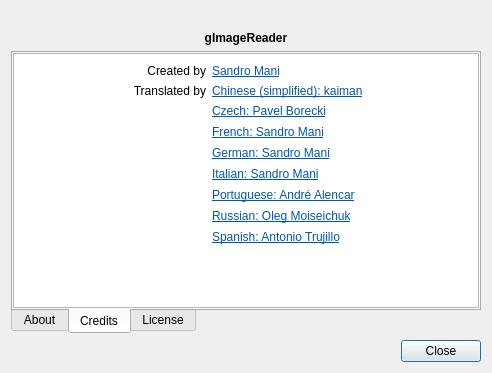
manisandro/gImageReader, file qt/data/AboutDialog.ui: the form before one commit.
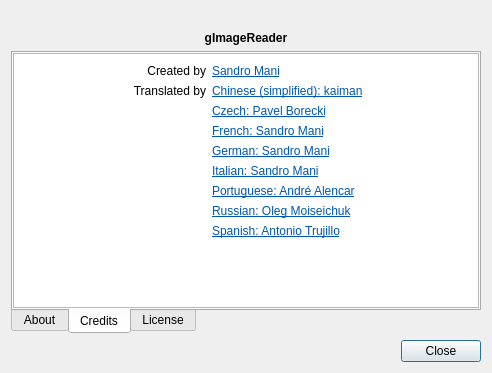
The form after the commit. The open tabs and pages were chosen to show the change. Icons and pictures are not drawn.

```diff
--- a/qt/data/AboutDialog.ui
+++ b/qt/data/AboutDialog.ui
@@ -132,46 +132,46 @@
           <string notr="true">&lt;!DOCTYPE HTML PUBLIC &quot;-//W3C//DTD HTML 4.0//EN&quot; &quot;http://www.w3.org/TR/REC-html40/strict.dtd&quot;&gt;
 &lt;html&gt;&lt;head&gt;&lt;meta name=&quot;qrichtext&quot; content=&quot;1&quot; /&gt;&lt;style type=&quot;text/css&quot;&gt;
 p, li { white-space: pre-wrap; }
-&lt;/style&gt;&lt;/head&gt;&lt;body style=&quot; font-family:'Sans Serif'; font-size:10pt; font-weight:400; font-style:normal;&quot;&gt;
+&lt;/style&gt;&lt;/head&gt;&lt;body style=&quot; font-family:'Sans'; font-size:9pt; font-weight:400; font-style:normal;&quot;&gt;
 &lt;table border=&quot;0&quot; style=&quot; margin-top:0px; margin-bottom:0px; margin-left:0px; margin-right:0px;&quot; align=&quot;center&quot; cellspacing=&quot;6&quot; cellpadding=&quot;0&quot;&gt;
 &lt;tr&gt;
 &lt;td&gt;
-&lt;p align=&quot;right&quot; style=&quot; margin-top:12px; margin-bottom:12px; margin-left:0px; margin-right:0px; -qt-block-indent:0; text-indent:0px;&quot;&gt;&lt;span style=&quot; font-size:9pt;&quot;&gt;Created by&lt;/span&gt;&lt;/p&gt;&lt;/td&gt;
+&lt;p align=&quot;right&quot; style=&quot; margin-top:12px; margin-bottom:12px; margin-left:0px; margin-right:0px; -qt-block-indent:0; text-indent:0px;&quot;&gt;&lt;span style=&quot; font-family:'Sans Serif';&quot;&gt;Created by&lt;/span&gt;&lt;/p&gt;&lt;/td&gt;
 &lt;td&gt;
-&lt;p style=&quot; margin-top:12px; margin-bottom:12px; margin-left:0px; margin-right:0px; -qt-block-indent:0; text-indent:0px;&quot;&gt;&lt;a href=&quot;mailto:manisandro@gmail.com&quot;&gt;&lt;span style=&quot; font-size:9pt; text-decoration: underline; color:#0057ae;&quot;&gt;Sandro Mani&lt;/span&gt;&lt;/a&gt;&lt;/p&gt;&lt;/td&gt;&lt;/tr&gt;
+&lt;p style=&quot; margin-top:12px; margin-bottom:12px; margin-left:0px; margin-right:0px; -qt-block-indent:0; text-indent:0px;&quot;&gt;&lt;a href=&quot;mailto:manisandro@gmail.com&quot;&gt;&lt;span style=&quot; font-family:'Sans Serif'; text-decoration: underline; color:#0057ae;&quot;&gt;Sandro Mani&lt;/span&gt;&lt;/a&gt;&lt;/p&gt;&lt;/td&gt;&lt;/tr&gt;
 &lt;tr&gt;
 &lt;td&gt;
-&lt;p align=&quot;right&quot; style=&quot; margin-top:12px; margin-bottom:12px; margin-left:0px; margin-right:0px; -qt-block-indent:0; text-indent:0px;&quot;&gt;&lt;span style=&quot; font-size:9pt;&quot;&gt;Translated by&lt;/span&gt;&lt;/p&gt;&lt;/td&gt;
+&lt;p align=&quot;right&quot; style=&quot; margin-top:12px; margin-bottom:12px; margin-left:0px; margin-right:0px; -qt-block-indent:0; text-indent:0px;&quot;&gt;&lt;span style=&quot; font-family:'Sans Serif';&quot;&gt;Translated by&lt;/span&gt;&lt;/p&gt;&lt;/td&gt;
 &lt;td&gt;
-&lt;p style=&quot; margin-top:12px; margin-bottom:12px; margin-left:0px; margin-right:0px; -qt-block-indent:0; text-indent:0px;&quot;&gt;&lt;a href=&quot;mailto:kaigfm@gmail.com&quot;&gt;&lt;span style=&quot; font-size:9pt; text-decoration: underline; color:#0057ae;&quot;&gt;Chinese (simplified): kaiman&lt;/span&gt;&lt;/a&gt;&lt;/p&gt;&lt;/td&gt;&lt;/tr&gt;
+&lt;p style=&quot; margin-top:12px; margin-bottom:12px; margin-left:0px; margin-right:0px; -qt-block-indent:0; text-indent:0px;&quot;&gt;&lt;a href=&quot;mailto:kaigfm@gmail.com&quot;&gt;&lt;span style=&quot; font-family:'Sans Serif'; text-decoration: underline; color:#0057ae;&quot;&gt;Chinese (simplified): kaiman&lt;/span&gt;&lt;/a&gt;&lt;/p&gt;&lt;/td&gt;&lt;/tr&gt;
 &lt;tr&gt;
 &lt;td&gt;&lt;/td&gt;
 &lt;td&gt;
-&lt;p style=&quot; margin-top:12px; margin-bottom:12px; margin-left:0px; margin-right:0px; -qt-block-indent:0; text-indent:0px;&quot;&gt;&lt;a href=&quot;mailto:pavel.borecki@gmail.com&quot;&gt;&lt;span style=&quot; font-size:9pt; text-decoration: underline; color:#0057ae;&quot;&gt;Czech: Pavel Borecki&lt;/span&gt;&lt;/a&gt;&lt;/p&gt;&lt;/td&gt;&lt;/tr&gt;
+&lt;p style=&quot; margin-top:12px; margin-bottom:12px; margin-left:0px; margin-right:0px; -qt-block-indent:0; text-indent:0px;&quot;&gt;&lt;a href=&quot;mailto:pavel.borecki@gmail.com&quot;&gt;&lt;span style=&quot; font-family:'Sans Serif'; text-decoration: underline; color:#0057ae;&quot;&gt;Czech: Pavel Borecki&lt;/span&gt;&lt;/a&gt;&lt;/p&gt;&lt;/td&gt;&lt;/tr&gt;
 &lt;tr&gt;
 &lt;td&gt;&lt;/td&gt;
 &lt;td&gt;
-&lt;p style=&quot; margin-top:12px; margin-bottom:12px; margin-left:0px; margin-right:0px; -qt-block-indent:0; text-indent:0px;&quot;&gt;&lt;a href=&quot;mailto:manisandro@gmail.com&quot;&gt;&lt;span style=&quot; font-size:9pt; text-decoration: underline; color:#0057ae;&quot;&gt;French: Sandro Mani&lt;/span&gt;&lt;/a&gt;&lt;/p&gt;&lt;/td&gt;&lt;/tr&gt;
+&lt;p style=&quot; margin-top:12px; margin-bottom:12px; margin-left:0px; margin-right:0px; -qt-block-indent:0; text-indent:0px;&quot;&gt;&lt;a href=&quot;mailto:manisandro@gmail.com&quot;&gt;&lt;span style=&quot; font-family:'Sans Serif'; text-decoration: underline; color:#0057ae;&quot;&gt;French: Sandro Mani&lt;/span&gt;&lt;/a&gt;&lt;/p&gt;&lt;/td&gt;&lt;/tr&gt;
 &lt;tr&gt;
 &lt;td&gt;&lt;/td&gt;
 &lt;td&gt;
-&lt;p style=&quot; margin-top:12px; margin-bottom:12px; margin-left:0px; margin-right:0px; -qt-block-indent:0; text-indent:0px;&quot;&gt;&lt;a href=&quot;mailto:manisandro@gmail.com&quot;&gt;&lt;span style=&quot; font-size:9pt; text-decoration: underline; color:#0057ae;&quot;&gt;German: Sandro Mani&lt;/span&gt;&lt;/a&gt;&lt;/p&gt;&lt;/td&gt;&lt;/tr&gt;
+&lt;p style=&quot; margin-top:12px; margin-bottom:12px; margin-left:0px; margin-right:0px; -qt-block-indent:0; text-indent:0px;&quot;&gt;&lt;a href=&quot;mailto:manisandro@gmail.com&quot;&gt;&lt;span style=&quot; font-family:'Sans Serif'; text-decoration: underline; color:#0057ae;&quot;&gt;German: Sandro Mani&lt;/span&gt;&lt;/a&gt;&lt;/p&gt;&lt;/td&gt;&lt;/tr&gt;
 &lt;tr&gt;
 &lt;td&gt;&lt;/td&gt;
 &lt;td&gt;
-&lt;p style=&quot; margin-top:12px; margin-bottom:12px; margin-left:0px; margin-right:0px; -qt-block-indent:0; text-indent:0px;&quot;&gt;&lt;a href=&quot;mailto:manisandro@gmail.com&quot;&gt;&lt;span style=&quot; font-size:9pt; text-decoration: underline; color:#0057ae;&quot;&gt;Italian: Sandro Mani&lt;/span&gt;&lt;/a&gt;&lt;/p&gt;&lt;/td&gt;&lt;/tr&gt;
+&lt;p style=&quot; margin-top:12px; margin-bottom:12px; margin-left:0px; margin-right:0px; -qt-block-indent:0; text-indent:0px;&quot;&gt;&lt;a href=&quot;mailto:manisandro@gmail.com&quot;&gt;&lt;span style=&quot; font-family:'Sans Serif'; text-decoration: underline; color:#0057ae;&quot;&gt;Italian: Sandro Mani&lt;/span&gt;&lt;/a&gt;&lt;/p&gt;&lt;/td&gt;&lt;/tr&gt;
 &lt;tr&gt;
 &lt;td&gt;&lt;/td&gt;
 &lt;td&gt;
-&lt;p style=&quot; margin-top:12px; margin-bottom:12px; margin-left:0px; margin-right:0px; -qt-block-indent:0; text-indent:0px;&quot;&gt;&lt;a href=&quot;mailto:andre.tre@gmail.com&quot;&gt;&lt;span style=&quot; font-size:9pt; text-decoration: underline; color:#0057ae;&quot;&gt;Portuguese: André Alencar&lt;/span&gt;&lt;/a&gt;&lt;/p&gt;&lt;/td&gt;&lt;/tr&gt;
+&lt;p style=&quot; margin-top:12px; margin-bottom:12px; margin-left:0px; margin-right:0px; -qt-block-indent:0; text-indent:0px;&quot;&gt;&lt;a href=&quot;mailto:andre.tre@gmail.com&quot;&gt;&lt;span style=&quot; font-family:'Sans Serif'; text-decoration: underline; color:#0057ae;&quot;&gt;Portuguese: André Alencar&lt;/span&gt;&lt;/a&gt;&lt;/p&gt;&lt;/td&gt;&lt;/tr&gt;
 &lt;tr&gt;
 &lt;td&gt;&lt;/td&gt;
 &lt;td&gt;
-&lt;p style=&quot; margin-top:12px; margin-bottom:12px; margin-left:0px; margin-right:0px; -qt-block-indent:0; text-indent:0px;&quot;&gt;&lt;a href=&quot;mailto:berroll@mail.ru&quot;&gt;&lt;span style=&quot; font-size:9pt; text-decoration: underline; color:#0057ae;&quot;&gt;Russian: Oleg Moiseichuk&lt;/span&gt;&lt;/a&gt;&lt;/p&gt;&lt;/td&gt;&lt;/tr&gt;
+&lt;p style=&quot; margin-top:12px; margin-bottom:12px; margin-left:0px; margin-right:0px; -qt-block-indent:0; text-indent:0px;&quot;&gt;&lt;a href=&quot;mailto:berroll@mail.ru&quot;&gt;&lt;span style=&quot; font-family:'Sans Serif'; text-decoration: underline; color:#0057ae;&quot;&gt;Russian: Oleg Moiseichuk&lt;/span&gt;&lt;/a&gt;&lt;/p&gt;&lt;/td&gt;&lt;/tr&gt;
 &lt;tr&gt;
 &lt;td&gt;&lt;/td&gt;
 &lt;td&gt;
-&lt;p style=&quot; margin-top:12px; margin-bottom:12px; margin-left:0px; margin-right:0px; -qt-block-indent:0; text-indent:0px;&quot;&gt;&lt;a href=&quot;mailto:lunatc@gmail.com&quot;&gt;&lt;span style=&quot; font-size:9pt; text-decoration: underline; color:#0057ae;&quot;&gt;Spanish: Antonio Trujillo&lt;/span&gt;&lt;/a&gt;&lt;/p&gt;&lt;/td&gt;&lt;/tr&gt;&lt;/table&gt;&lt;/body&gt;&lt;/html&gt;</string>
+&lt;p style=&quot; margin-top:12px; margin-bottom:12px; margin-left:0px; margin-right:0px; -qt-block-indent:0; text-indent:0px;&quot;&gt;&lt;a href=&quot;mailto:lunatc@gmail.com&quot;&gt;&lt;span style=&quot; font-family:'Sans Serif'; text-decoration: underline; color:#0057ae;&quot;&gt;Spanish: Antonio Trujillo&lt;/span&gt;&lt;/a&gt;&lt;/p&gt;&lt;/td&gt;&lt;/tr&gt;&lt;/table&gt;&lt;/body&gt;&lt;/html&gt;</string>
          </property>
          <property name="openExternalLinks">
           <bool>true</bool>
```
Left out of the diff: 2 changed lines with no effect on the pictures.
